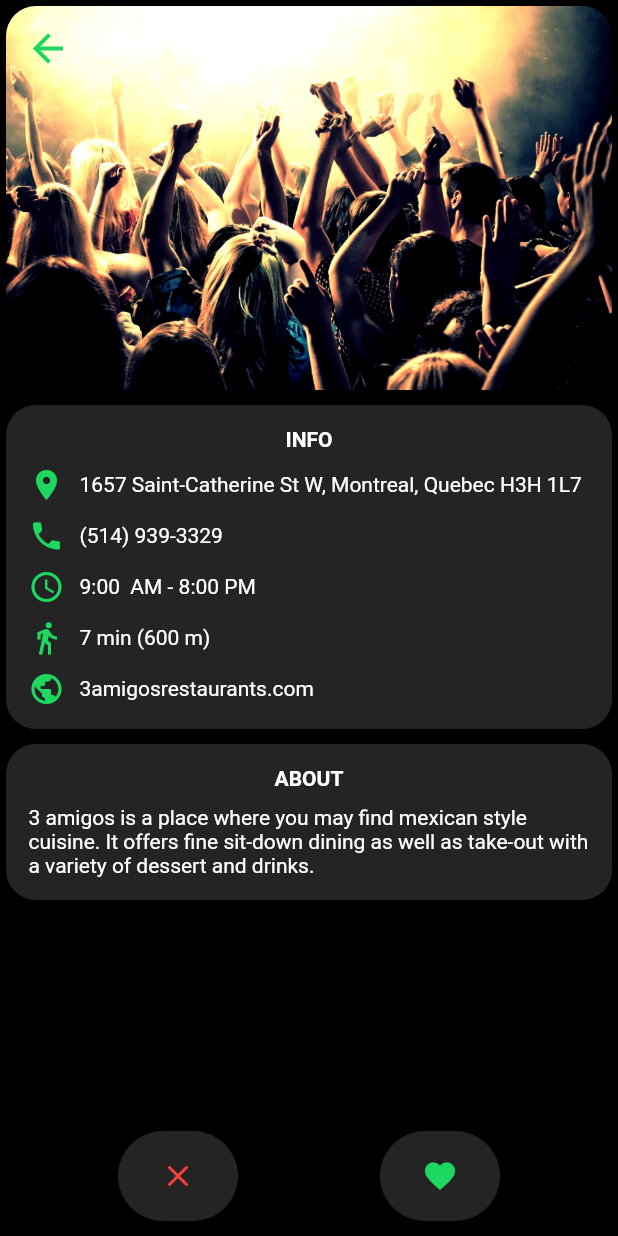
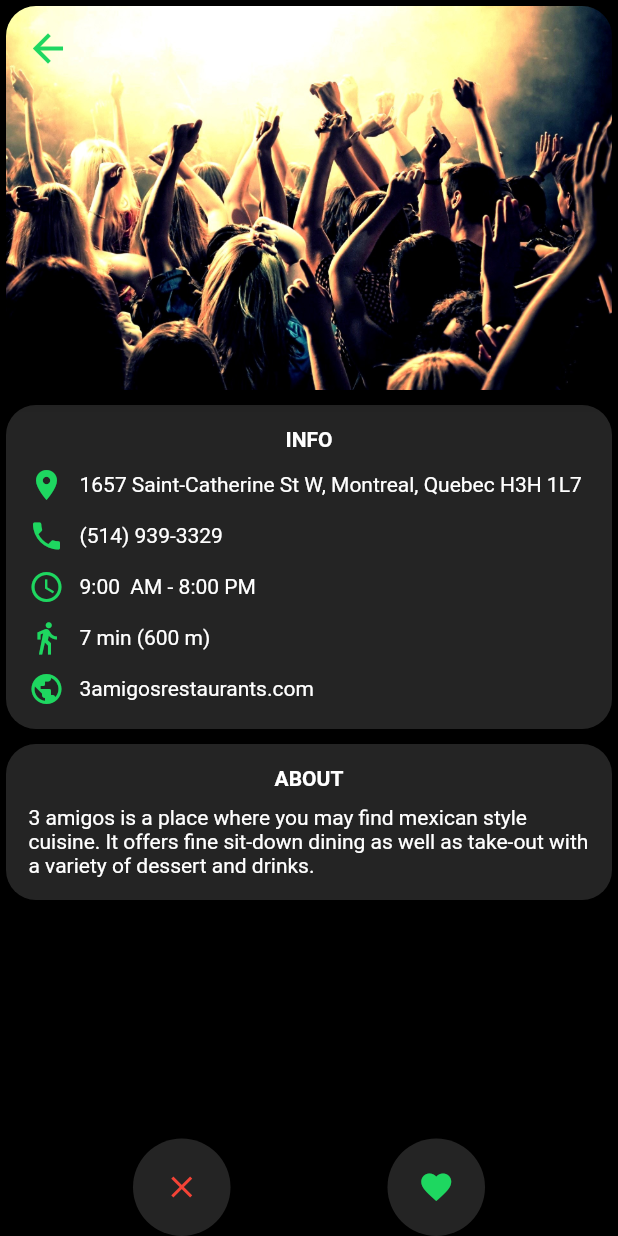
Before and after one commit to muhanator/Hungies, a Flutter app: the screen it shows after launch, after a tap on "About", on a phone screen of 412 x 824 dp. Run offline on Flutter 3.47's test engine with Material 2 defaults, Android fonts, the phone set to English and light mode, and no system bars; our stand-ins replace google_maps_flutter, sliding_up_panel.

Commit message:
Added changes

```diff
--- a/lib/views/detail.dart
+++ b/lib/views/detail.dart
@@ -196,18 +196,14 @@ class _DetailPageState extends State<DetailPage> {
           ),
         ),
         bottomNavigationBar: Container(
-            width: 600.0,
-            height: 80.0,
-            alignment: Alignment.center,
             child: Row(
               mainAxisAlignment: MainAxisAlignment.spaceEvenly,
               children: <Widget>[
                 FlatButton(
                     child: Container(
-                        height: 60.0,
-                        width: 80,
-                        alignment:
-                        Alignment.center,
+                        height: 65,
+                        width: 65,
+                        alignment: Alignment.center,
                         decoration:
                         BoxDecoration(
                           color: CARD_GREY,
@@ -222,8 +218,8 @@ class _DetailPageState extends State<DetailPage> {
                         ))),
                 FlatButton(
                     child: Container(
-                      height: 60,
-                      width: 80,
+                      height: 65,
+                      width: 65,
                       alignment: Alignment.center,
                       decoration:
                       BoxDecoration(
--- a/lib/views/home_page.dart
+++ b/lib/views/home_page.dart
@@ -149,18 +149,14 @@ class HomePageState extends State<HomePage> with TickerProviderStateMixin {
           ),
         ),
         bottomNavigationBar: Container(
-          color: Colors.black,
-            width: 600.0,
-            height: 80.0,
-            alignment: Alignment.center,
             child: Row(
               mainAxisAlignment: MainAxisAlignment.spaceEvenly,
               children: <Widget>[
                 FlatButton(
                   onPressed: swipeLeft,
                     child: Container(
-                        height: 60.0,
-                        width: 80,
+                        height: 65,
+                        width: 65,
                         alignment:
                         Alignment.center,
                         decoration:
@@ -178,8 +174,8 @@ class HomePageState extends State<HomePage> with TickerProviderStateMixin {
                 FlatButton(
                   onPressed: swipeRight,
                     child: Container(
-                      height: 60,
-                      width: 80,
+                      height: 65,
+                      width: 65,
                       alignment: Alignment.center,
                       decoration:
                       BoxDecoration(
```
